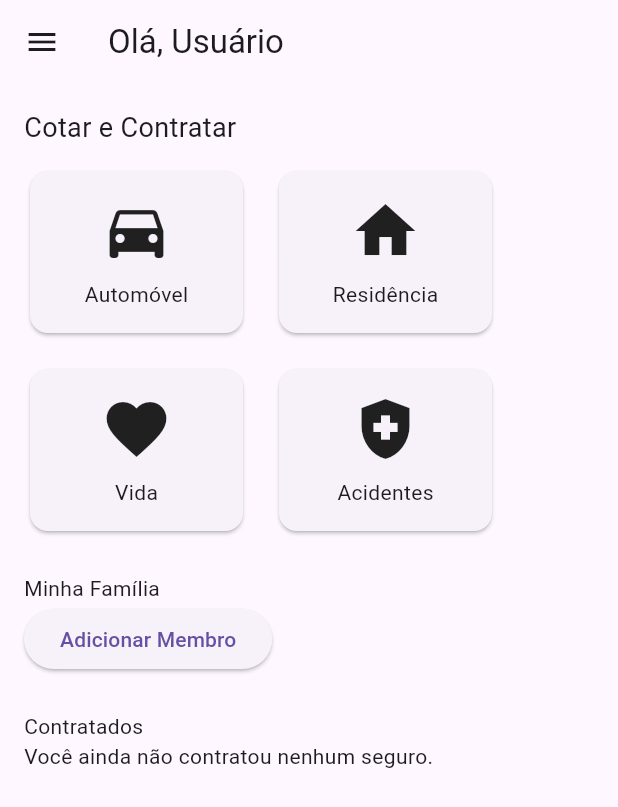
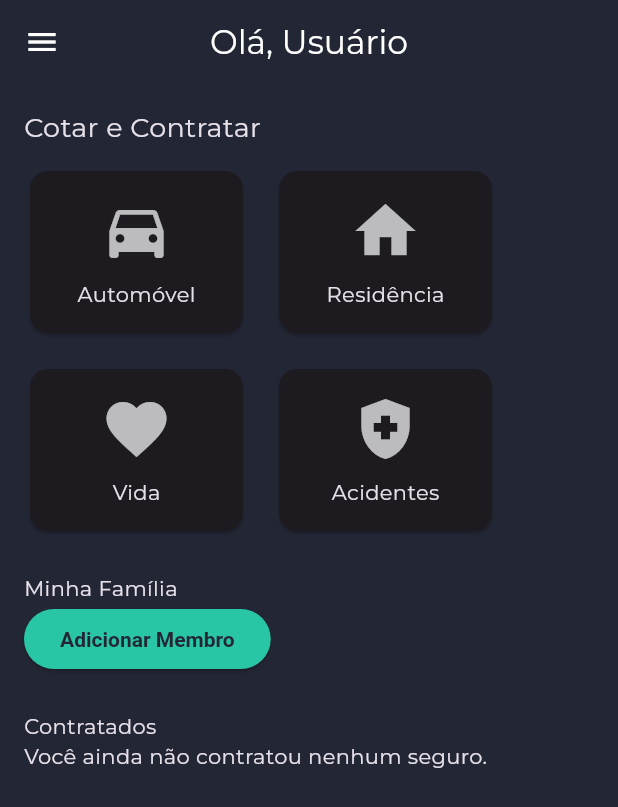
Before and after one commit to fabioychinen/insurance_company, a Flutter app: the screen it shows after launch, on a phone screen of 412 x 824 dp. Shown: the top 807 px of the screen. Run offline on Flutter 3.47's test engine with Material 3 defaults, Android fonts, the light colour scheme and no system bars; our stand-ins replace cloud_firestore, equatable, firebase_auth, firebase_core, flutter_bloc, google_fonts; accounts and stored records are empty.

Commit message:
[fix] get right theme

```diff
--- a/lib/main.dart
+++ b/lib/main.dart
@@ -7,6 +7,7 @@ import 'app/routes/app_routes.dart';
 import 'modules/auth/viewmodel/login/login_bloc.dart';
 import 'modules/auth/auth_repository.dart';
 import 'modules/auth/viewmodel/register/register_bloc.dart';
+import 'shared/themes/app_theme.dart';
 
 void main() async {
   WidgetsFlutterBinding.ensureInitialized();
@@ -34,10 +35,7 @@ class MyApp extends StatelessWidget {
       ],
       child: MaterialApp(
         title: 'Insurance App',
-        theme: ThemeData(
-          useMaterial3: true,
-          primarySwatch: Colors.blue,
-        ),
+        theme: AppTheme.darkTheme,
         initialRoute: AppRoutes.home,
         routes: AppRoutes.routes,
         debugShowCheckedModeBanner: false,
```
